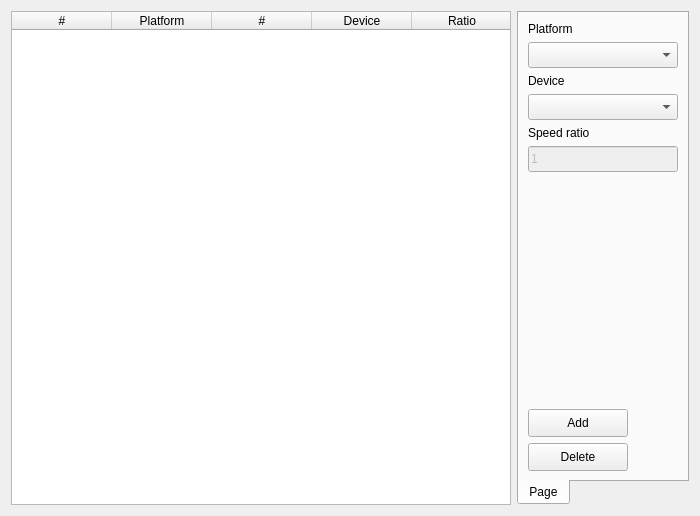
This is src/gui/dialogs/settings/frames/openclframe.ui in JJPPeters/clTEM as Qt 5 draws it before an edit. The edited form follows.
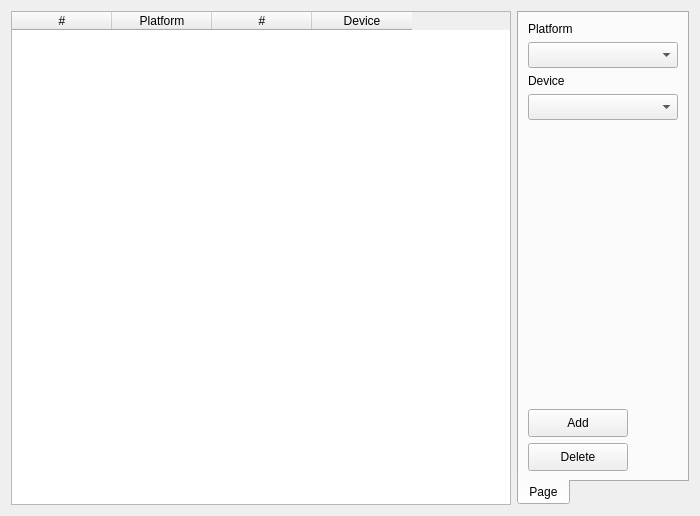
This is the edited form. Custom widgets are drawn as their Qt base class.

What changed in the file:
```diff
--- a/src/gui/dialogs/settings/frames/openclframe.ui
+++ b/src/gui/dialogs/settings/frames/openclframe.ui
@@ -59,7 +59,7 @@
       <number>0</number>
      </property>
      <property name="columnCount">
-      <number>5</number>
+      <number>4</number>
      </property>
      <attribute name="horizontalHeaderVisible">
       <bool>true</bool>
@@ -96,11 +96,6 @@
        <string>Device</string>
       </property>
      </column>
-     <column>
-      <property name="text">
-       <string>Ratio</string>
-      </property>
-     </column>
     </widget>
    </item>
    <item>
@@ -180,38 +175,6 @@
          </property>
         </widget>
        </item>
-       <item>
-        <widget class="QLabel" name="label_3">
-         <property name="text">
-          <string>Speed ratio</string>
-         </property>
-        </widget>
-       </item>
-       <item>
-        <widget class="QLineEdit" name="edtRatio">
-         <property name="enabled">
-          <bool>false</bool>
-         </property>
-         <property name="minimumSize">
-          <size>
-           <width>0</width>
-           <height>26</height>
-          </size>
-         </property>
-         <property name="maximumSize">
-          <size>
-           <width>16777215</width>
-           <height>26</height>
-          </size>
-         </property>
-         <property name="inputMask">
-          <string/>
-         </property>
-         <property name="text">
-          <string>1</string>
-         </property>
-        </widget>
-       </item>
        <item>
         <spacer name="vSpacer">
          <property name="orientation">
```
